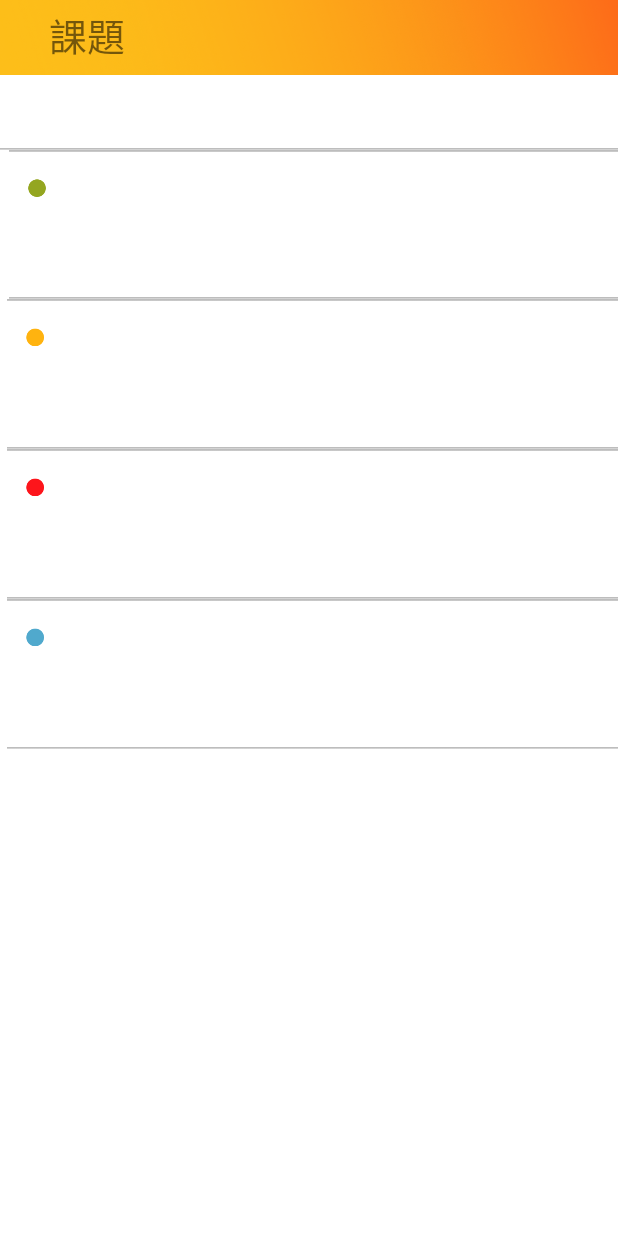
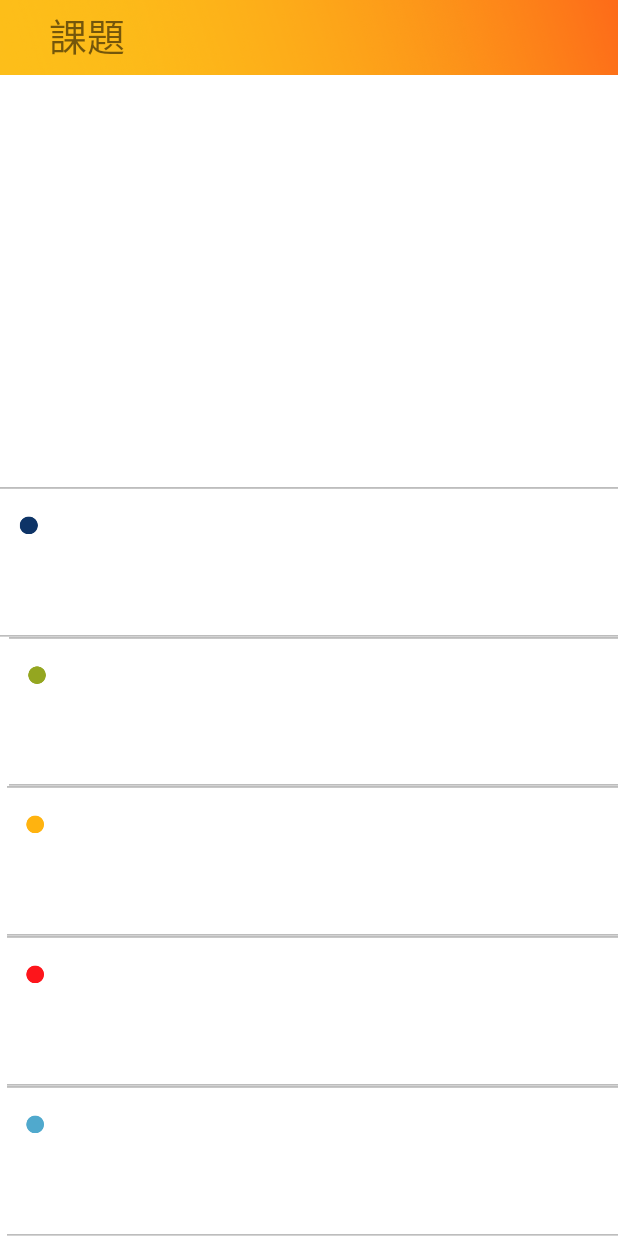
Before and after one commit to yui0805/haaka, an Android app: the page3 screen opened directly, with no data from a screen before it, on a phone screen of 412 x 824 dp. Run offline under Robolectric (Android 15) with nearby library versions, the phone set to English and light mode, and no system bars.

Commit message:
edit page3

```diff
--- a/app/src/main/java/com/example/myapplication/MainActivity.kt
+++ b/app/src/main/java/com/example/myapplication/MainActivity.kt
@@ -147,7 +147,7 @@ class MainActivity : AppCompatActivity() {
         }
 
         button15.setOnClickListener {
-            val intent = Intent(this@MainActivity, memotest::class.java)
+            val intent = Intent(this@MainActivity, page3::class.java)
             startActivity(intent)
         }
 
--- a/app/src/main/res/layout/activity_page3.xml
+++ b/app/src/main/res/layout/activity_page3.xml
@@ -10,9 +10,9 @@
         android:id="@+id/linearLayout3"
         android:layout_width="420dp"
         android:layout_height="683dp"
+        android:gravity="bottom"
         android:orientation="vertical"
-        tools:layout_editor_absoluteX="-6dp"
-        tools:layout_editor_absoluteY="48dp">
+        app:layout_constraintBottom_toBottomOf="parent">
 
         <ImageView
             android:id="@+id/imageView15"
@@ -59,8 +59,12 @@
 
     <LinearLayout
         android:layout_width="match_parent"
-        android:layout_height="100dp"
+        android:layout_height="0dp"
+        android:gravity="bottom"
         android:orientation="vertical"
+        app:layout_constraintBottom_toBottomOf="parent"
+        app:layout_constraintEnd_toEndOf="parent"
+        app:layout_constraintStart_toStartOf="parent"
         app:layout_constraintTop_toTopOf="@+id/linearLayout3">
 
         <Button
@@ -75,25 +79,29 @@
             android:id="@+id/button3"
             android:layout_width="match_parent"
             android:layout_height="100dp"
-            android:text="Button" />
+            android:text="Button"
+            android:visibility="invisible" />
 
         <Button
             android:id="@+id/button4"
             android:layout_width="match_parent"
             android:layout_height="100dp"
-            android:text="Button" />
+            android:text="Button"
+            android:visibility="invisible" />
 
         <Button
             android:id="@+id/button5"
             android:layout_width="match_parent"
             android:layout_height="100dp"
-            android:text="Button" />
+            android:text="Button"
+            android:visibility="invisible" />
 
         <Button
             android:id="@+id/button7"
             android:layout_width="match_parent"
             android:layout_height="100dp"
-            android:text="Button" />
+            android:text="Button"
+            android:visibility="invisible" />
     </LinearLayout>
 
     <TextView
```
